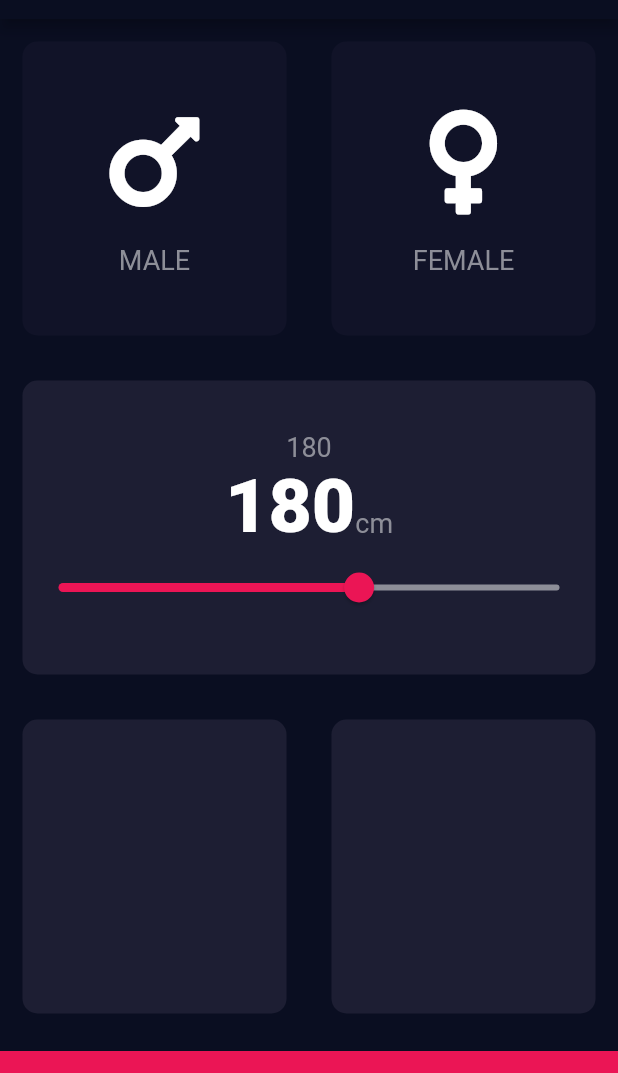
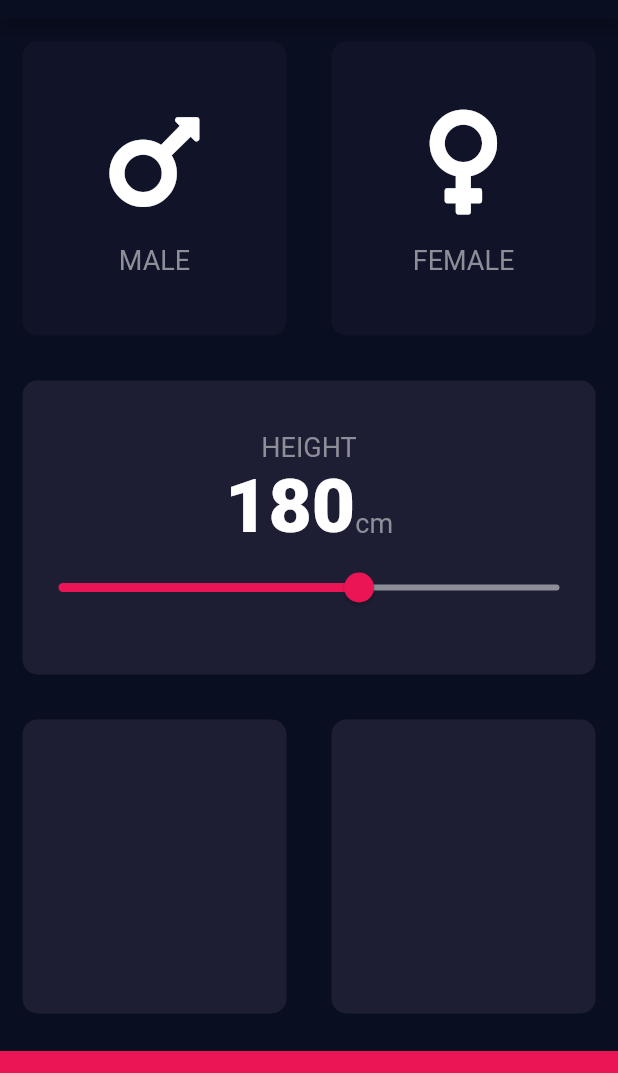
Before and after one commit to QwequSandies/bmi_calculator, a Flutter app: the screen it shows after launch, on a phone screen of 412 x 824 dp, the part 65-1138 px from its top. Run offline on Flutter 3.47's test engine with Material 2 defaults, Android fonts, the phone set to English and light mode, and no system bars; our stand-ins replace font_awesome_flutter.

Commit message:
Update input.dart

```diff
--- a/lib/input.dart
+++ b/lib/input.dart
@@ -74,7 +74,7 @@ class _InputPageState extends State<InputPage> {
                   mainAxisAlignment: MainAxisAlignment.center,
                   children: [
                     Text(
-                      height.toString(),
+                      'HEIGHT',
                       style: LabelTextStyle,
                     ),
                     Row(
@@ -83,7 +83,7 @@ class _InputPageState extends State<InputPage> {
                       textBaseline: TextBaseline.alphabetic,
                       children: [
                         Text(
-                          '180',
+                          height.toString(),
                           style: KHeightTextStyle,
                         ),
                         Text(
```
